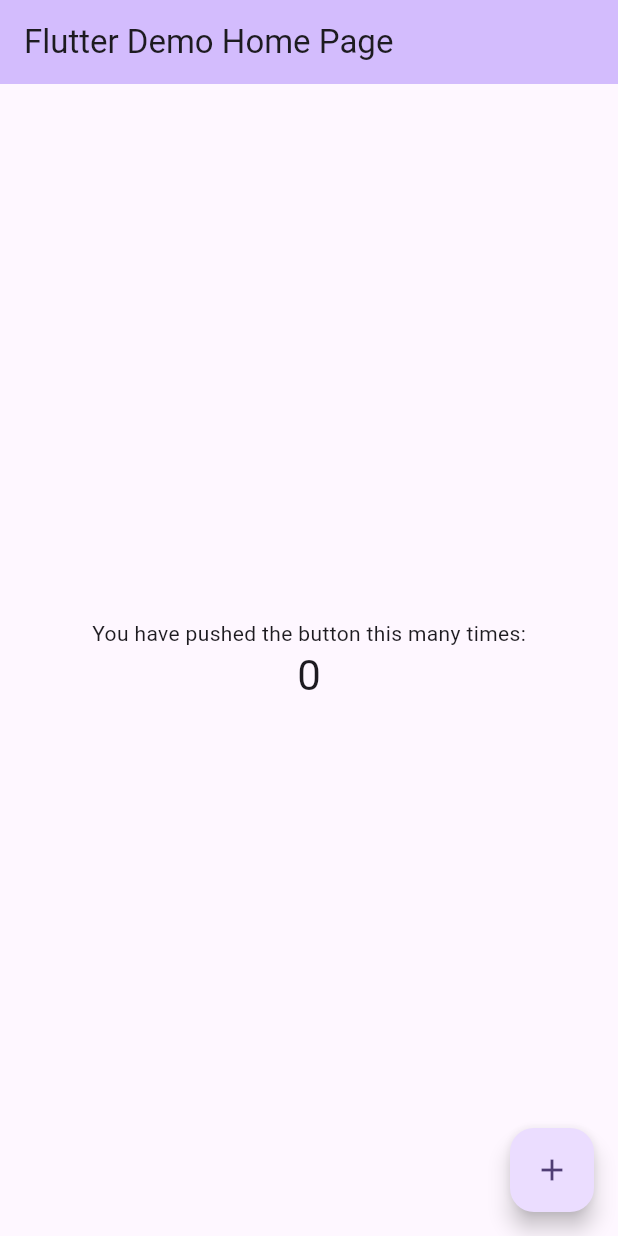
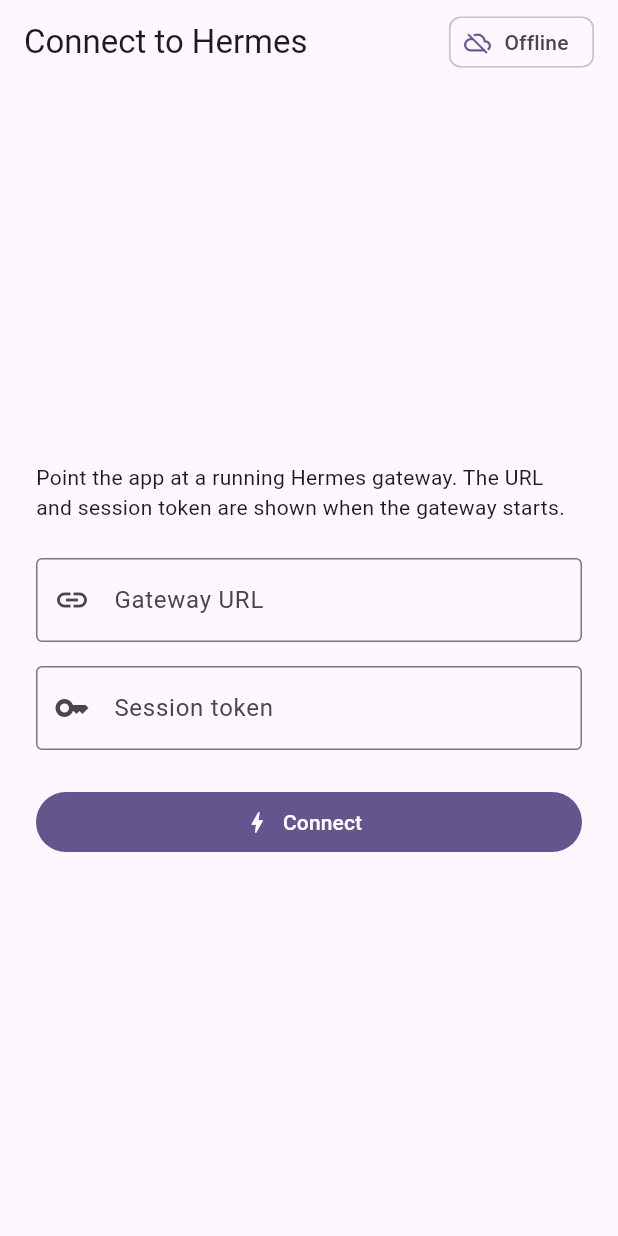
Before and after one commit to iggy/flit, a Flutter app: the screen it shows after launch, on a phone screen of 412 x 824 dp. Run offline on Flutter 3.47's test engine with Material 3 defaults, Android fonts, the phone set to English and light mode, and no system bars; our stand-ins replace dio, flutter_riverpod, flutter_secure_storage, go_router, stream_channel.

Commit message:
P0-07: Riverpod wiring, connect screen, app shell

```diff
--- /dev/null
+++ b/app/lib/core/router/app_router.dart
@@ -0,0 +1,27 @@
+/// App routing (go_router). Phase 0 wires /connect + a /chat placeholder;
+/// Phase 1 fills in the real screens.
+library;
+
+import 'package:flutter_riverpod/flutter_riverpod.dart';
+import 'package:go_router/go_router.dart';
+import 'package:hermes/presentation/common/placeholder_screen.dart';
+import 'package:hermes/presentation/connect/connect_screen.dart';
+
+final appRouterProvider = Provider<GoRouter>((ref) {
+  return GoRouter(
+    initialLocation: '/connect',
+    routes: <RouteBase>[
+      GoRoute(
+        path: '/connect',
+        name: 'connect',
+        builder: (context, state) => const ConnectScreen(),
+      ),
+      GoRoute(
+        path: '/chat',
+        name: 'chat',
+        builder: (context, state) =>
+            const PlaceholderScreen(title: 'Chat', detail: 'Phase 1'),
+      ),
+    ],
+  );
+});
--- /dev/null
+++ b/app/lib/core/theme/app_theme.dart
@@ -0,0 +1,34 @@
+/// Material 3 theme (docs/design/theming.md: "fresh Material 3 with dynamic
+/// color now, match-Hermes-skin later").
+///
+/// Every widget must read colors from `Theme.of(context)` — never hard-code
+/// hex — so the optional skin swap stays a single seam (theming.md).
+library;
+
+import 'package:flutter/material.dart';
+
+/// App light/dark themes built from a single seed color.
+abstract final class AppTheme {
+  static const Color _seed = Color(0xFF6750A4); // M3 default purple
+
+  static ThemeData light() => _base(Brightness.light);
+
+  static ThemeData dark() => _base(Brightness.dark);
+
+  static ThemeData _base(Brightness brightness) {
+    final scheme = ColorScheme.fromSeed(
+      seedColor: _seed,
+      brightness: brightness,
+    );
+    return ThemeData(
+      colorScheme: scheme,
+      useMaterial3: true,
+      inputDecorationTheme: const InputDecorationTheme(
+        border: OutlineInputBorder(),
+      ),
+      snackBarTheme: const SnackBarThemeData(
+        behavior: SnackBarBehavior.floating,
+      ),
+    );
+  }
+}
--- a/app/lib/main.dart
+++ b/app/lib/main.dart
@@ -1,122 +1,23 @@
 import 'package:flutter/material.dart';
+import 'package:flutter_riverpod/flutter_riverpod.dart';
+import 'package:hermes/core/router/app_router.dart';
+import 'package:hermes/core/theme/app_theme.dart';
 
 void main() {
-  runApp(const MyApp());
+  runApp(const ProviderScope(child: HermesApp()));
 }
 
-class MyApp extends StatelessWidget {
-  const MyApp({super.key});
+class HermesApp extends ConsumerWidget {
+  const HermesApp({super.key});
 
-  // This widget is the root of your application.
   @override
-  Widget build(BuildContext context) {
-    return MaterialApp(
-      title: 'Flutter Demo',
-      theme: ThemeData(
-        // This is the theme of your application.
-        //
-        // TRY THIS: Try running your application with "flutter run". You'll see
-        // the application has a purple toolbar. Then, without quitting the app,
-        // try changing the seedColor in the colorScheme below to Colors.green
-        // and then invoke "hot reload" (save your changes or press the "hot
-        // reload" button in a Flutter-supported IDE, or press "r" if you used
-        // the command line to start the app).
-        //
-        // Notice that the counter didn't reset back to zero; the application
-        // state is not lost during the reload. To reset the state, use hot
-        // restart instead.
-        //
-        // This works for code too, not just values: Most code changes can be
-        // tested with just a hot reload.
-        colorScheme: .fromSeed(seedColor: Colors.deepPurple),
-      ),
-      home: const MyHomePage(title: 'Flutter Demo Home Page'),
+  Widget build(BuildContext context, WidgetRef ref) {
+    final router = ref.watch(appRouterProvider);
+    return MaterialApp.router(
+      title: 'Hermes',
+      theme: AppTheme.light(),
+      darkTheme: AppTheme.dark(),
+      routerConfig: router,
     );
   }
 }
-
-class MyHomePage extends StatefulWidget {
-  const MyHomePage({super.key, required this.title});
-
-  // This widget is the home page of your application. It is stateful, meaning
-  // that it has a State object (defined below) that contains fields that affect
-  // how it looks.
-
-  // This class is the configuration for the state. It holds the values (in this
-  // case the title) provided by the parent (in this case the App widget) and
-  // used by the build method of the State. Fields in a Widget subclass are
-  // always marked "final".
-
-  final String title;
-
-  @override
-  State<MyHomePage> createState() => _MyHomePageState();
-}
-
-class _MyHomePageState extends State<MyHomePage> {
-  int _counter = 0;
-
-  void _incrementCounter() {
-    setState(() {
-      // This call to setState tells the Flutter framework that something has
-      // changed in this State, which causes it to rerun the build method below
-      // so that the display can reflect the updated values. If we changed
-      // _counter without calling setState(), then the build method would not be
-      // called again, and so nothing would appear to happen.
-      _counter++;
-    });
-  }
-
-  @override
-  Widget build(BuildContext context) {
-    // This method is rerun every time setState is called, for instance as done
-    // by the _incrementCounter method above.
-    //
-    // The Flutter framework has been optimized to make rerunning build methods
-    // fast, so that you can just rebuild anything that needs updating rather
-    // than having to individually change instances of widgets.
-    return Scaffold(
-      appBar: AppBar(
-        // TRY THIS: Try changing the color here to a specific color (to
-        // Colors.amber, perhaps?) and trigger a hot reload to see the AppBar
-        // change color while the other colors stay the same.
-        backgroundColor: Theme.of(context).colorScheme.inversePrimary,
-        // Here we take the value from the MyHomePage object that was created by
-        // the App.build method, and use it to set our appbar title.
-        title: Text(widget.title),
-      ),
-      body: Center(
-        // Center is a layout widget. It takes a single child and positions it
-        // in the middle of the parent.
-        child: Column(
-          // Column is also a layout widget. It takes a list of children and
-          // arranges them vertically. By default, it sizes itself to fit its
-          // children horizontally, and tries to be as tall as its parent.
-          //
-          // Column has various properties to control how it sizes itself and
-          // how it positions its children. Here we use mainAxisAlignment to
-          // center the children vertically; the main axis here is the vertical
-          // axis because Columns are vertical (the cross axis would be
-          // horizontal).
-          //
-          // TRY THIS: Invoke "debug painting" (choose the "Toggle Debug Paint"
-          // action in the IDE, or press "p" in the console), to see the
-          // wireframe for each widget.
-          mainAxisAlignment: .center,
-          children: [
-            const Text('You have pushed the button this many times:'),
-            Text(
-              '$_counter',
-              style: Theme.of(context).textTheme.headlineMedium,
-            ),
-          ],
-        ),
-      ),
-      floatingActionButton: FloatingActionButton(
-        onPressed: _incrementCounter,
-        tooltip: 'Increment',
-        child: const Icon(Icons.add),
-      ),
-    );
-  }
-}
--- /dev/null
+++ b/app/lib/presentation/connect/connect_screen.dart
@@ -0,0 +1,250 @@
+import 'package:flutter/material.dart';
+import 'package:flutter_riverpod/flutter_riverpod.dart';
+import 'package:go_router/go_router.dart';
+import 'package:hermes/application/connection/connect_controller.dart';
+import 'package:hermes/application/connection/connection_providers.dart';
+import 'package:hermes/data/transport/gateway_rpc_client.dart';
+
+/// Connect screen (ticket P0-07): gateway URL + session token entry,
+/// `/api/status` probe, live connection-state chip, and a toast on
+/// `gateway.ready`.
+class ConnectScreen extends ConsumerStatefulWidget {
+  const ConnectScreen({super.key});
+
+  @override
+  ConsumerState<ConnectScreen> createState() => _ConnectScreenState();
+}
+
+class _ConnectScreenState extends ConsumerState<ConnectScreen> {
+  final TextEditingController _urlController = TextEditingController();
+  final TextEditingController _tokenController = TextEditingController();
+  final GlobalKey<FormState> _formKey = GlobalKey<FormState>();
+
+  @override
+  void dispose() {
+    _urlController.dispose();
+    _tokenController.dispose();
+    super.dispose();
+  }
+
+  Future<void> _connect() async {
+    if (!(_formKey.currentState?.validate() ?? false)) {
+      return;
+    }
+    await ref
+        .read(connectControllerProvider.notifier)
+        .connect(
+          url: _urlController.text.trim(),
+          token: _tokenController.text.trim(),
+        );
+  }
+
+  @override
+  Widget build(BuildContext context) {
+    final connectState = ref.watch(connectControllerProvider);
+    final connectionState = ref.watch(connectionStateProvider);
+
+    // Prefill from the stored config once it loads.
+    ref.listen(connectionConfigProvider, (previous, next) {
+      if (next != null &&
+          _urlController.text.isEmpty &&
+          _tokenController.text.isEmpty) {
+        _urlController.text = next.baseUrl;
+        _tokenController.text = next.token ?? '';
+      }
+    });
+
+    // Connected → toast the gateway version and head to chat (P0-07).
+    ref.listen(connectControllerProvider, (previous, next) {
+      if (next.phase == ConnectPhase.connected &&
+          previous?.phase != ConnectPhase.connected) {
+        final version = next.status?.version;
+        ScaffoldMessenger.of(context).showSnackBar(
+          SnackBar(
+            content: Text(
+              version == null
+                  ? 'Connected to Hermes'
+                  : 'Connected to Hermes v$version',
+            ),
+          ),
+        );
+        context.go('/chat');
+      }
+    });
+
+    return Scaffold(
+      appBar: AppBar(
+        title: const Text('Connect to Hermes'),
+        actions: <Widget>[
+          Padding(
+            padding: const EdgeInsets.only(right: 16),
+            child: Center(child: _ConnectionChip(state: connectionState)),
+          ),
+        ],
+      ),
+      body: Center(
+        child: ConstrainedBox(
+          constraints: const BoxConstraints(maxWidth: 480),
+          child: Form(
+            key: _formKey,
+            child: ListView(
+              shrinkWrap: true,
+              padding: const EdgeInsets.all(24),
+              children: <Widget>[
+                Text(
+                  'Point the app at a running Hermes gateway. '
+                  'The URL and session token are shown when the gateway '
+                  'starts.',
+                  style: Theme.of(context).textTheme.bodyMedium,
+                ),
+                const SizedBox(height: 24),
+                TextFormField(
+                  controller: _urlController,
+                  enabled: !connectState.busy,
+                  decoration: const InputDecoration(
+                    labelText: 'Gateway URL',
+                    hintText: 'https://gateway.example.com',
+                    prefixIcon: Icon(Icons.link),
+                  ),
+                  keyboardType: TextInputType.url,
+                  autocorrect: false,
+                  validator: (value) {
+                    if (value == null || value.trim().isEmpty) {
+                      return 'Enter the gateway URL';
+                    }
+                    return null;
+                  },
+                ),
+                const SizedBox(height: 16),
+                TextFormField(
+                  controller: _tokenController,
+                  enabled: !connectState.busy,
+                  decoration: const InputDecoration(
+                    labelText: 'Session token',
+                    prefixIcon: Icon(Icons.key),
+                  ),
+                  obscureText: true,
+                  autocorrect: false,
+                  validator: (value) {
+                    if (value == null || value.trim().isEmpty) {
+                      return 'Enter the session token';
+                    }
+                    return null;
+                  },
+                ),
+                const SizedBox(height: 24),
+                FilledButton.icon(
+                  onPressed: connectState.busy ? null : _connect,
+                  icon: connectState.busy
+                      ? const SizedBox(
+                          width: 18,
+                          height: 18,
+                          child: CircularProgressIndicator(strokeWidth: 2),
+                        )
+                      : const Icon(Icons.bolt),
+                  label: Text(switch (connectState.phase) {
+                    ConnectPhase.probing => 'Probing…',
+                    ConnectPhase.connecting => 'Connecting…',
+                    _ => 'Connect',
+                  }),
+                ),
+                if (connectState.status != null) ...<Widget>[
+                  const SizedBox(height: 16),
+                  _StatusCard(state: connectState),
+                ],
+                if (connectState.phase == ConnectPhase.error) ...<Widget>[
+                  const SizedBox(height: 16),
+                  Card(
+                    color: Theme.of(context).colorScheme.errorContainer,
+                    child: Padding(
+                      padding: const EdgeInsets.all(12),
+                      child: Row(
+                        crossAxisAlignment: CrossAxisAlignment.start,
+                        children: <Widget>[
+                          Icon(
+                            Icons.error_outline,
+                            color: Theme.of(context).colorScheme.error,
+                          ),
+                          const SizedBox(width: 8),
+                          Expanded(
+                            child: Text(
+                              connectState.errorMessage ?? 'Unknown error',
+                              style: TextStyle(
+                                color: Theme.of(
+                                  context,
+                                ).colorScheme.onErrorContainer,
+                              ),
+                            ),
+                          ),
+                        ],
+                      ),
+                    ),
+                  ),
+                ],
+              ],
+            ),
+          ),
+        ),
+      ),
+    );
+  }
+}
+
+class _ConnectionChip extends StatelessWidget {
+  const _ConnectionChip({required this.state});
+
+  final AsyncValue<GatewayConnectionState> state;
+
+  @override
+  Widget build(BuildContext context) {
+    final (label, icon) = switch (state.value) {
+      GatewayConnectionState.connecting => ('Connecting', Icons.sync),
+      GatewayConnectionState.ready => ('Connected', Icons.cloud_done),
+      GatewayConnectionState.reconnecting => (
+        'Reconnecting',
+        Icons.sync_problem,
+      ),
+      _ => ('Offline', Icons.cloud_off),
+    };
+    return Chip(
+      avatar: Icon(icon, size: 18),
+      label: Text(label),
+      visualDensity: VisualDensity.compact,
+    );
+  }
+}
+
+class _StatusCard extends StatelessWidget {
+  const _StatusCard({required this.state});
+
+  final ConnectUiState state;
+
+  @override
+  Widget build(BuildContext context) {
+    final status = state.status;
+    if (status == null) {
+      return const SizedBox.shrink();
+    }
+    return Card(
+      child: Padding(
+        padding: const EdgeInsets.all(12),
+        child: Column(
+          crossAxisAlignment: CrossAxisAlignment.start,
+          children: <Widget>[
+            Text(
+              'Gateway v${status.version}',
+              style: Theme.of(context).textTheme.titleSmall,
+            ),
+            const SizedBox(height: 4),
+            Text(
+              'running: ${status.gatewayRunning} · '
+              'state: ${status.gatewayState ?? 'unknown'} · '
+              'auth: ${status.authRequired ? 'OAuth' : 'token'}',
+              style: Theme.of(context).textTheme.bodySmall,
+            ),
+          ],
+        ),
+      ),
+    );
+  }
+}
```
Also changed, not shown: app/lib/application/connection/connect_controller.dart (added, +130 -0 lines), app/lib/application/connection/connection_providers.dart (added, +107 -0 lines), app/lib/presentation/common/placeholder_screen.dart (added, +22 -0 lines), 1 other file.
